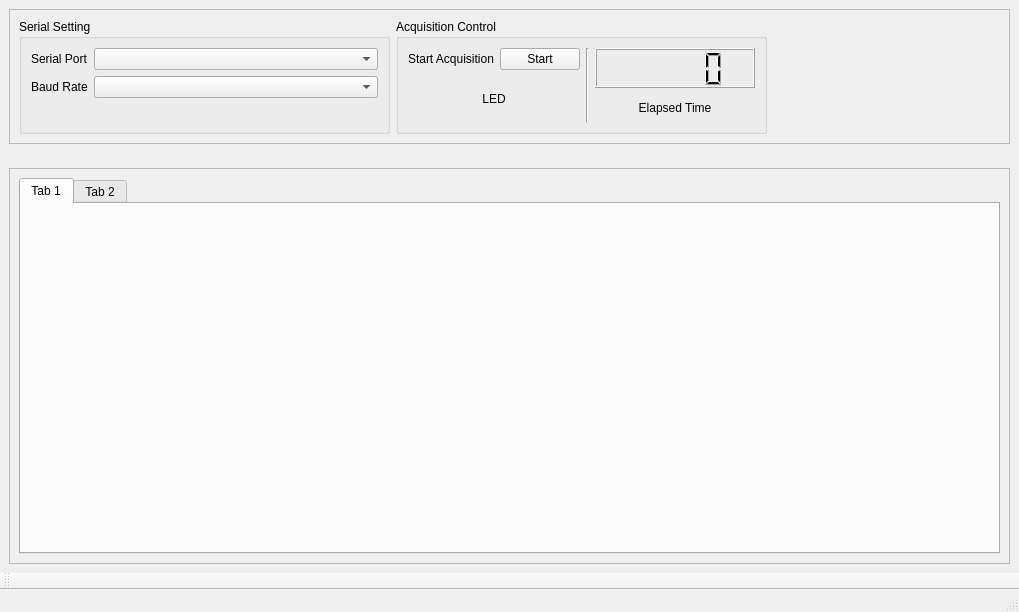
Qt form MpuDataAcquisition/mainwindow.ui (APSCrew/MpuDataAcquisition) before a commit.
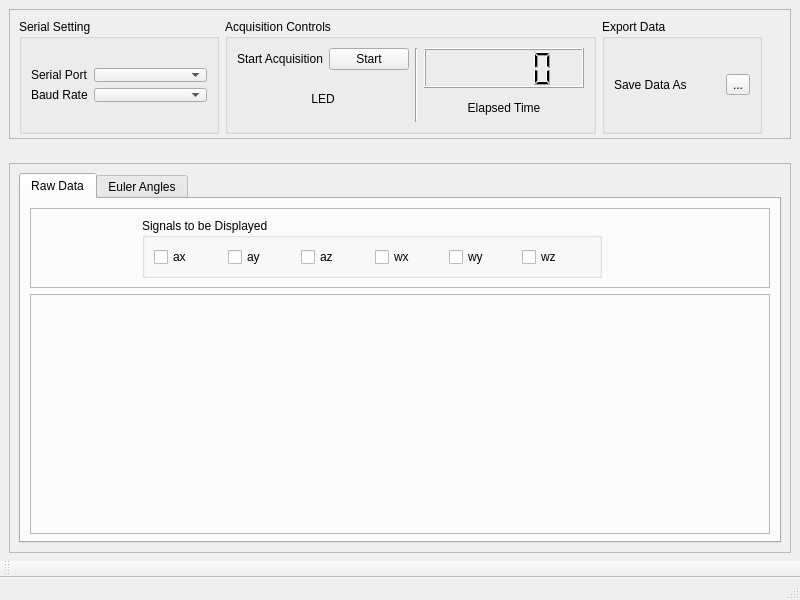
The same form after that commit. Custom widgets are drawn as their Qt base class.

Commit message: Aggiunta la libreria QCustomPlot; Aggiunti i widget per il plot dei segnali; Aggiunti i widget per l'esportazione dei dati su file; Aggiunti i widget per la selezione dei segnali; La progettazione dell'interfaccia grafica sembra completa;

```diff
--- a/MpuDataAcquisition/mainwindow.ui
+++ b/MpuDataAcquisition/mainwindow.ui
@@ -6,8 +6,8 @@
    <rect>
     <x>0</x>
     <y>0</y>
-    <width>1019</width>
-    <height>612</height>
+    <width>800</width>
+    <height>600</height>
    </rect>
   </property>
   <property name="sizePolicy">
@@ -46,7 +46,7 @@
         <widget class="QGroupBox" name="groupBox">
          <property name="minimumSize">
           <size>
-           <width>371</width>
+           <width>200</width>
            <height>115</height>
           </size>
          </property>
@@ -55,25 +55,57 @@
          </property>
          <layout class="QFormLayout" name="formLayout">
           <item row="0" column="0">
+           <spacer name="verticalSpacer_2">
+            <property name="orientation">
+             <enum>Qt::Vertical</enum>
+            </property>
+            <property name="sizeType">
+             <enum>QSizePolicy::Fixed</enum>
+            </property>
+            <property name="sizeHint" stdset="0">
+             <size>
+              <width>20</width>
+              <height>40</height>
+             </size>
+            </property>
+           </spacer>
+          </item>
+          <item row="1" column="0">
            <widget class="QLabel" name="label">
             <property name="text">
              <string>Serial Port</string>
             </property>
            </widget>
           </item>
-          <item row="0" column="1">
+          <item row="1" column="1">
            <widget class="QComboBox" name="comboBox_2"/>
           </item>
-          <item row="1" column="0">
+          <item row="2" column="0">
            <widget class="QLabel" name="label_2">
             <property name="text">
              <string>Baud Rate</string>
             </property>
            </widget>
           </item>
-          <item row="1" column="1">
+          <item row="2" column="1">
            <widget class="QComboBox" name="comboBox"/>
           </item>
+          <item row="3" column="0">
+           <spacer name="verticalSpacer_3">
+            <property name="orientation">
+             <enum>Qt::Vertical</enum>
+            </property>
+            <property name="sizeType">
+             <enum>QSizePolicy::Fixed</enum>
+            </property>
+            <property name="sizeHint" stdset="0">
+             <size>
+              <width>20</width>
+              <height>40</height>
+             </size>
+            </property>
+           </spacer>
+          </item>
          </layout>
         </widget>
        </item>
@@ -86,7 +118,7 @@
           </size>
          </property>
          <property name="title">
-          <string>Acquisition Control</string>
+          <string>Acquisition Controls</string>
          </property>
          <layout class="QVBoxLayout" name="verticalLayout_5">
           <item>
@@ -163,6 +195,41 @@
          </layout>
         </widget>
        </item>
+       <item>
+        <widget class="QGroupBox" name="groupBox_5">
+         <property name="minimumSize">
+          <size>
+           <width>160</width>
+           <height>115</height>
+          </size>
+         </property>
+         <property name="title">
+          <string>Export Data</string>
+         </property>
+         <layout class="QHBoxLayout" name="horizontalLayout_9">
+          <item>
+           <widget class="QLabel" name="label_6">
+            <property name="sizePolicy">
+             <sizepolicy hsizetype="Minimum" vsizetype="Fixed">
+              <horstretch>0</horstretch>
+              <verstretch>0</verstretch>
+             </sizepolicy>
+            </property>
+            <property name="text">
+             <string>Save Data As</string>
+            </property>
+           </widget>
+          </item>
+          <item>
+           <widget class="QToolButton" name="toolButton">
+            <property name="text">
+             <string>...</string>
+            </property>
+           </widget>
+          </item>
+         </layout>
+        </widget>
+       </item>
        <item>
         <spacer name="horizontalSpacer_2">
          <property name="orientation">
@@ -223,12 +290,190 @@
         <widget class="QTabWidget" name="tabWidget">
          <widget class="QWidget" name="tab">
           <attribute name="title">
-           <string>Tab 1</string>
+           <string>Raw Data</string>
           </attribute>
+          <layout class="QVBoxLayout" name="verticalLayout_7">
+           <item>
+            <widget class="QFrame" name="frame_4">
+             <property name="sizePolicy">
+              <sizepolicy hsizetype="Preferred" vsizetype="Fixed">
+               <horstretch>0</horstretch>
+               <verstretch>0</verstretch>
+              </sizepolicy>
+             </property>
+             <property name="minimumSize">
+              <size>
+               <width>730</width>
+               <height>80</height>
+              </size>
+             </property>
+             <property name="frameShape">
+              <enum>QFrame::StyledPanel</enum>
+             </property>
+             <property name="frameShadow">
+              <enum>QFrame::Raised</enum>
+             </property>
+             <layout class="QHBoxLayout" name="horizontalLayout_6">
+              <item>
+               <spacer name="horizontalSpacer_3">
+                <property name="orientation">
+                 <enum>Qt::Horizontal</enum>
+                </property>
+                <property name="sizeHint" stdset="0">
+                 <size>
+                  <width>84</width>
+                  <height>20</height>
+                 </size>
+                </property>
+               </spacer>
+              </item>
+              <item>
+               <widget class="QGroupBox" name="groupBox_3">
+                <property name="minimumSize">
+                 <size>
+                  <width>460</width>
+                  <height>60</height>
+                 </size>
+                </property>
+                <property name="title">
+                 <string>Signals to be Displayed</string>
+                </property>
+                <layout class="QHBoxLayout" name="horizontalLayout_5">
+                 <item>
+                  <widget class="QCheckBox" name="checkBox">
+                   <property name="minimumSize">
+                    <size>
+                     <width>50</width>
+                     <height>20</height>
+                    </size>
+                   </property>
+                   <property name="text">
+                    <string>ax</string>
+                   </property>
+                  </widget>
+                 </item>
+                 <item>
+                  <widget class="QCheckBox" name="checkBox_2">
+                   <property name="minimumSize">
+                    <size>
+                     <width>50</width>
+                     <height>20</height>
+                    </size>
+                   </property>
+                   <property name="text">
+                    <string>ay</string>
+                   </property>
+                  </widget>
+                 </item>
+                 <item>
+                  <widget class="QCheckBox" name="checkBox_3">
+                   <property name="minimumSize">
+                    <size>
+                     <width>50</width>
+                     <height>20</height>
+                    </size>
+                   </property>
+                   <property name="text">
+                    <string>az</string>
+                   </property>
+                  </widget>
+                 </item>
+                 <item>
+                  <widget class="QCheckBox" name="checkBox_4">
+                   <property name="minimumSize">
+                    <size>
+                     <width>50</width>
+                     <height>20</height>
+                    </size>
+                   </property>
+                   <property name="text">
+                    <string>wx</string>
+                   </property>
+                  </widget>
+                 </item>
+                 <item>
+                  <widget class="QCheckBox" name="checkBox_5">
+                   <property name="minimumSize">
+                    <size>
+                     <width>50</width>
+                     <height>20</height>
+                    </size>
+                   </property>
+                   <property name="text">
+                    <string>wy</string>
+                   </property>
+                  </widget>
+                 </item>
+                 <item>
+                  <widget class="QCheckBox" name="checkBox_6">
+                   <property name="sizePolicy">
+                    <sizepolicy hsizetype="Preferred" vsizetype="Fixed">
+                     <horstretch>0</horstretch>
+                     <verstretch>0</verstretch>
+                    </sizepolicy>
+                   </property>
+                   <property name="minimumSize">
+                    <size>
+                     <width>50</width>
+                     <height>20</height>
+                    </size>
+                   </property>
+                   <property name="text">
+                    <string>wz</string>
+                   </property>
+                  </widget>
+                 </item>
+                </layout>
+               </widget>
+              </item>
+              <item>
+               <spacer name="horizontalSpacer">
+                <property name="orientation">
+                 <enum>Qt::Horizontal</enum>
+                </property>
+                <property name="sizeHint" stdset="0">
+                 <size>
+                  <width>158</width>
+                  <height>20</height>
+                 </size>
+                </property>
+               </spacer>
+              </item>
+             </layout>
+            </widget>
+           </item>
+           <item>
+            <widget class="QFrame" name="frame_3">
+             <property name="sizePolicy">
+              <sizepolicy hsizetype="Minimum" vsizetype="Minimum">
+               <horstretch>0</horstretch>
+               <verstretch>0</verstretch>
+              </sizepolicy>
+             </property>
+             <property name="minimumSize">
+              <size>
+               <width>730</width>
+               <height>240</height>
+              </size>
+             </property>
+             <property name="frameShape">
+              <enum>QFrame::StyledPanel</enum>
+             </property>
+             <property name="frameShadow">
+              <enum>QFrame::Raised</enum>
+             </property>
+             <layout class="QVBoxLayout" name="verticalLayout_6">
+              <item>
+               <widget class="QCustomPlot" name="widget" native="true"/>
+              </item>
+             </layout>
+            </widget>
+           </item>
+          </layout>
          </widget>
          <widget class="QWidget" name="tab_2">
           <attribute name="title">
-           <string>Tab 2</string>
+           <string>Euler Angles</string>
           </attribute>
          </widget>
         </widget>
@@ -251,6 +496,14 @@
    </attribute>
   </widget>
  </widget>
+ <customwidgets>
+  <customwidget>
+   <class>QCustomPlot</class>
+   <extends>QWidget</extends>
+   <header>qcustomplot.h</header>
+   <container>1</container>
+  </customwidget>
+ </customwidgets>
  <resources/>
  <connections/>
 </ui>
```
Left out of the diff: 130 changed lines with no effect on the pictures. The commit also changes 3 other files.
